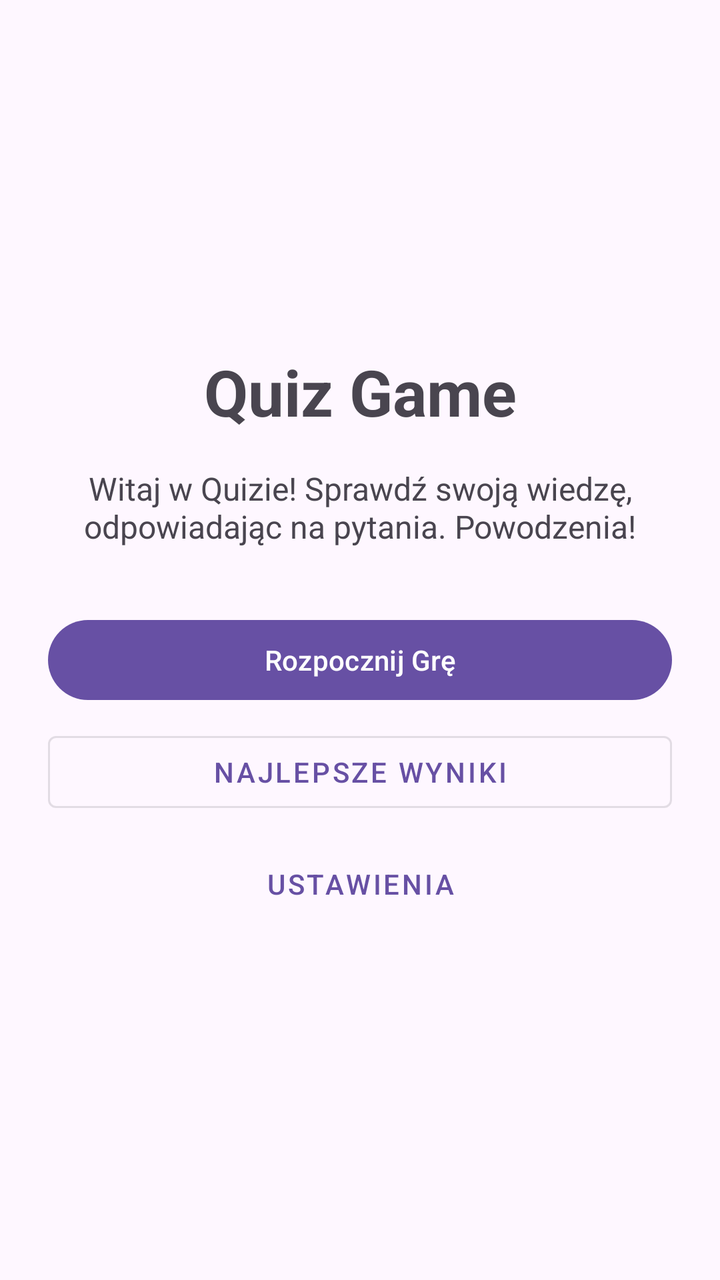
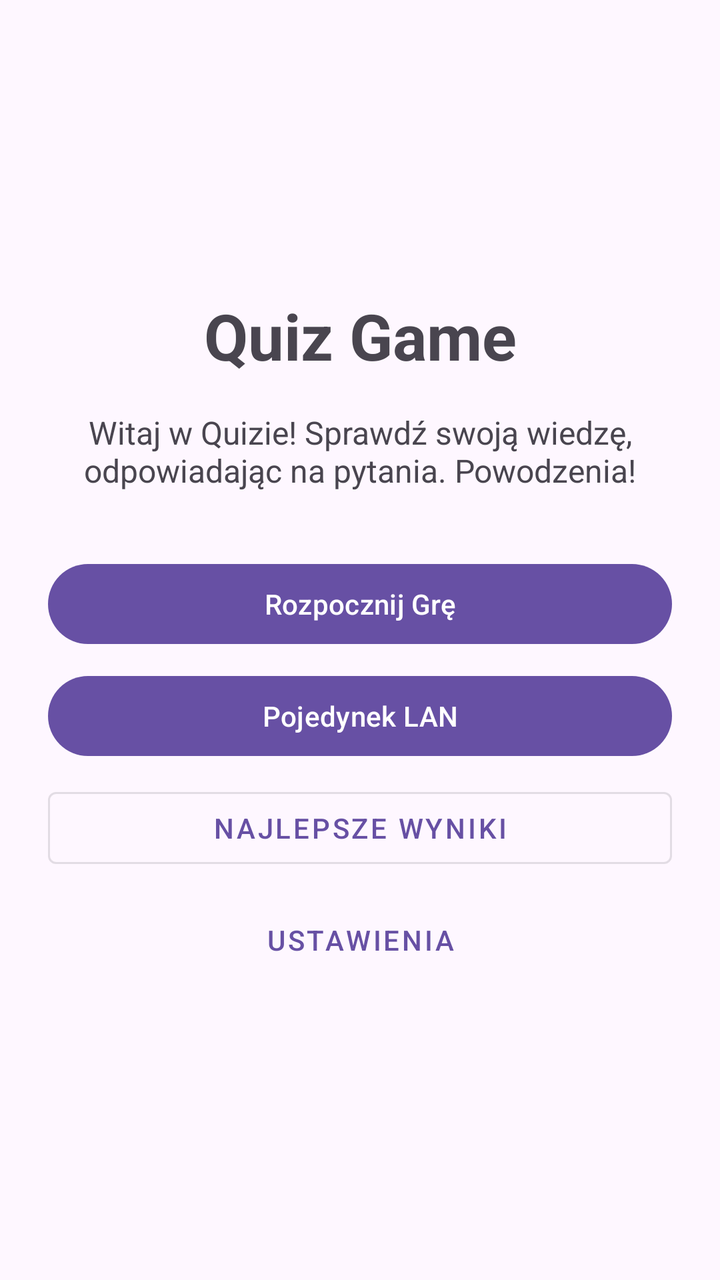

Before-and-after screenshots of an Android layout around one commit, followed by the original layout XML and the change that was made.
<!-- AndroidManifest.xml: application theme Theme.QuizGame -->
<!-- res/layout/activity_main.xml -->
<?xml version="1.0" encoding="utf-8"?>
<androidx.constraintlayout.widget.ConstraintLayout xmlns:android="http://schemas.android.com/apk/res/android"
    xmlns:app="http://schemas.android.com/apk/res-auto"
    xmlns:tools="http://schemas.android.com/tools"
    android:id="@+id/main"
    android:layout_width="match_parent"
    android:layout_height="match_parent"
    android:padding="24dp"
    tools:context=".MainActivity">

    <TextView
        android:id="@+id/tvTitle"
        android:layout_width="wrap_content"
        android:layout_height="wrap_content"
        android:text="Quiz Game"
        android:textSize="32sp"
        android:textStyle="bold"
        app:layout_constraintBottom_toTopOf="@+id/tvDescription"
        app:layout_constraintEnd_toEndOf="parent"
        app:layout_constraintStart_toStartOf="parent"
        app:layout_constraintTop_toTopOf="parent"
        app:layout_constraintVertical_chainStyle="packed" />

    <TextView
        android:id="@+id/tvDescription"
        android:layout_width="0dp"
        android:layout_height="wrap_content"
        android:layout_marginTop="16dp"
        android:gravity="center"
        android:text="Witaj w Quizie! Sprawdź swoją wiedzę, odpowiadając na pytania. Powodzenia!"
        android:textSize="16sp"
        app:layout_constraintBottom_toTopOf="@+id/btnStart"
        app:layout_constraintEnd_toEndOf="parent"
        app:layout_constraintStart_toStartOf="parent"
        app:layout_constraintTop_toBottomOf="@id/tvTitle" />

    <Button
        android:id="@+id/btnStart"
        android:layout_width="0dp"
        android:layout_height="wrap_content"
        android:layout_marginTop="32dp"
        android:text="Rozpocznij Grę"
        app:layout_constraintBottom_toTopOf="@+id/btnShowHighScores"
        app:layout_constraintEnd_toEndOf="parent"
        app:layout_constraintStart_toStartOf="parent"
        app:layout_constraintTop_toBottomOf="@id/tvDescription"
        app:layout_constraintVertical_chainStyle="packed" />

    <Button
        android:id="@+id/btnShowHighScores"
        style="@style/Widget.MaterialComponents.Button.OutlinedButton"
        android:layout_width="0dp"
        android:layout_height="wrap_content"
        android:layout_marginTop="8dp"
        android:text="Najlepsze Wyniki"
        app:layout_constraintBottom_toTopOf="@+id/btnSettings"
        app:layout_constraintEnd_toEndOf="parent"
        app:layout_constraintStart_toStartOf="parent"
        app:layout_constraintTop_toBottomOf="@id/btnStart" />

    <Button
        android:id="@+id/btnSettings"
        style="@style/Widget.MaterialComponents.Button.TextButton"
        android:layout_width="wrap_content"
        android:layout_height="wrap_content"
        android:layout_marginTop="8dp"
        android:text="Ustawienia"
        app:layout_constraintBottom_toBottomOf="parent"
        app:layout_constraintEnd_toEndOf="parent"
        app:layout_constraintStart_toStartOf="parent"
        app:layout_constraintTop_toBottomOf="@id/btnShowHighScores" />

</androidx.constraintlayout.widget.ConstraintLayout>
<!-- resources referenced by this layout -->
<resources>
  <style name="Theme.QuizGame" parent="Base.Theme.QuizGame" />
  <style name="Base.Theme.QuizGame" parent="Theme.Material3.DayNight.NoActionBar">
          
          
      </style>
</resources>

<!-- the commit's change to res/layout/activity_main.xml (unified diff, before → after) -->
@@ -40,11 +40,22 @@
         android:layout_height="wrap_content"
         android:layout_marginTop="32dp"
         android:text="Rozpocznij Grę"
-        app:layout_constraintBottom_toTopOf="@+id/btnShowHighScores"
+        app:layout_constraintBottom_toTopOf="@+id/btnMultiplayer"
         app:layout_constraintEnd_toEndOf="parent"
         app:layout_constraintStart_toStartOf="parent"
         app:layout_constraintTop_toBottomOf="@id/tvDescription"
         app:layout_constraintVertical_chainStyle="packed" />
+
+    <Button
+        android:id="@+id/btnMultiplayer"
+        android:layout_width="0dp"
+        android:layout_height="wrap_content"
+        android:layout_marginTop="8dp"
+        android:text="Pojedynek LAN"
+        app:layout_constraintBottom_toTopOf="@+id/btnShowHighScores"
+        app:layout_constraintEnd_toEndOf="parent"
+        app:layout_constraintStart_toStartOf="parent"
+        app:layout_constraintTop_toBottomOf="@id/btnStart" />
 
     <Button
         android:id="@+id/btnShowHighScores"
@@ -56,7 +67,7 @@
         app:layout_constraintBottom_toTopOf="@+id/btnSettings"
         app:layout_constraintEnd_toEndOf="parent"
         app:layout_constraintStart_toStartOf="parent"
-        app:layout_constraintTop_toBottomOf="@id/btnStart" />
+        app:layout_constraintTop_toBottomOf="@id/btnMultiplayer" />
 
     <Button
         android:id="@+id/btnSettings"
